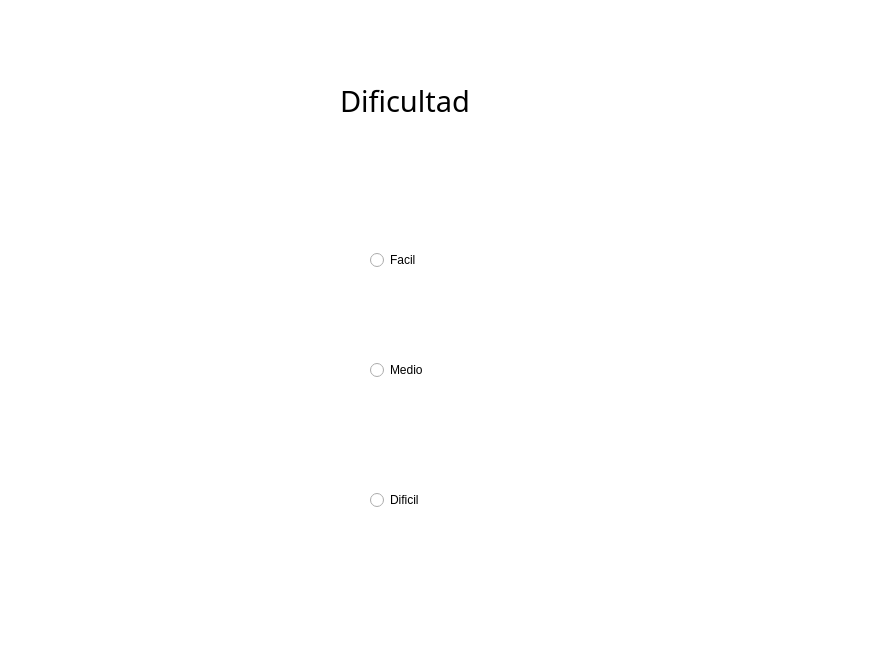
Old version of the form BOMBERMAN/dificultad.ui in the repository fabiohsm2008/Juego.
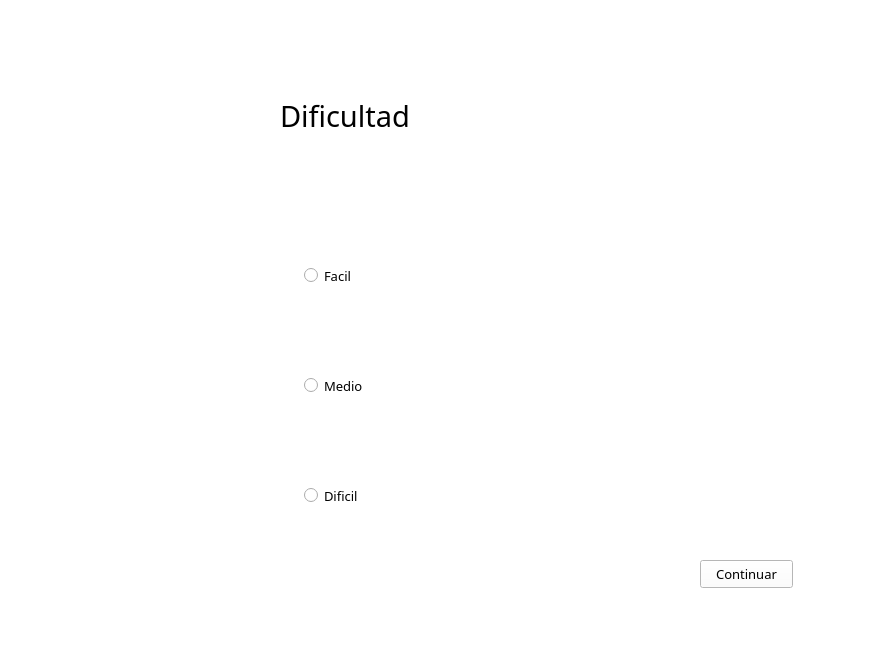
New version of the form.

```diff
--- a/BOMBERMAN/dificultad.ui
+++ b/BOMBERMAN/dificultad.ui
@@ -19,10 +19,10 @@
   <widget class="QLabel" name="label">
    <property name="geometry">
     <rect>
-     <x>340</x>
+     <x>280</x>
      <y>40</y>
-     <width>441</width>
-     <height>121</height>
+     <width>501</width>
+     <height>151</height>
     </rect>
    </property>
    <property name="font">
@@ -38,12 +38,18 @@
   <widget class="QRadioButton" name="radioButton">
    <property name="geometry">
     <rect>
-     <x>370</x>
+     <x>304</x>
      <y>250</y>
-     <width>95</width>
-     <height>20</height>
+     <width>161</width>
+     <height>51</height>
     </rect>
    </property>
+   <property name="font">
+    <font>
+     <family>MV Boli</family>
+     <pointsize>10</pointsize>
+    </font>
+   </property>
    <property name="text">
     <string>Facil</string>
    </property>
@@ -51,12 +57,18 @@
   <widget class="QRadioButton" name="radioButton_2">
    <property name="geometry">
     <rect>
-     <x>370</x>
+     <x>304</x>
      <y>360</y>
-     <width>95</width>
-     <height>20</height>
+     <width>161</width>
+     <height>51</height>
     </rect>
    </property>
+   <property name="font">
+    <font>
+     <family>MV Boli</family>
+     <pointsize>10</pointsize>
+    </font>
+   </property>
    <property name="text">
     <string>Medio</string>
    </property>
@@ -64,16 +76,41 @@
   <widget class="QRadioButton" name="radioButton_3">
    <property name="geometry">
     <rect>
-     <x>370</x>
-     <y>490</y>
-     <width>95</width>
-     <height>20</height>
+     <x>304</x>
+     <y>470</y>
+     <width>161</width>
+     <height>51</height>
     </rect>
    </property>
+   <property name="font">
+    <font>
+     <family>MV Boli</family>
+     <pointsize>10</pointsize>
+    </font>
+   </property>
    <property name="text">
     <string>Dificil</string>
    </property>
   </widget>
+  <widget class="QPushButton" name="pushButton">
+   <property name="geometry">
+    <rect>
+     <x>700</x>
+     <y>560</y>
+     <width>93</width>
+     <height>28</height>
+    </rect>
+   </property>
+   <property name="font">
+    <font>
+     <family>MV Boli</family>
+     <pointsize>10</pointsize>
+    </font>
+   </property>
+   <property name="text">
+    <string>Continuar</string>
+   </property>
+  </widget>
  </widget>
  <resources/>
  <connections/>
```
